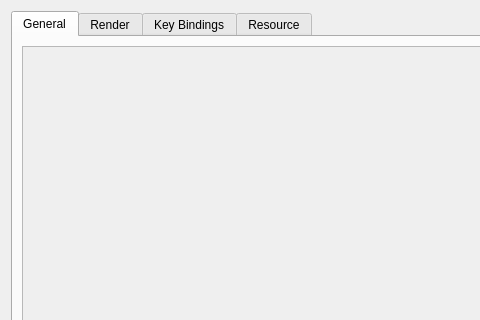
Before: the Qt Designer form settings.ui in konstvest/ei_maper, drawn with Qt 5; both pictures show x 0 to 480 and y 0 to 320 of the 619 by 466 pixel window.
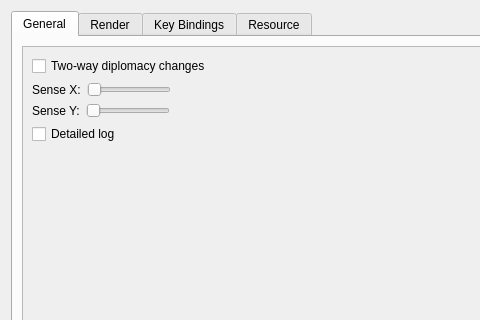
After: the same form once the commit is applied. The open tabs and pages were chosen to show the change.

```diff
--- a/settings.ui
+++ b/settings.ui
@@ -44,7 +44,89 @@
             <height>363</height>
            </rect>
           </property>
-          <layout class="QFormLayout" name="formLayout_2"/>
+          <layout class="QFormLayout" name="formLayout_2">
+           <item row="0" column="0">
+            <widget class="QCheckBox" name="dipEditSymmetric">
+             <property name="text">
+              <string>Two-way diplomacy changes</string>
+             </property>
+            </widget>
+           </item>
+           <item row="1" column="0">
+            <layout class="QHBoxLayout" name="horizontalLayout_13">
+             <property name="rightMargin">
+              <number>0</number>
+             </property>
+             <property name="bottomMargin">
+              <number>0</number>
+             </property>
+             <item>
+              <widget class="QLabel" name="labelSenseX">
+               <property name="text">
+                <string>Sense X:</string>
+               </property>
+              </widget>
+             </item>
+             <item>
+              <widget class="QSlider" name="mouseSenseX">
+               <property name="minimum">
+                <number>1</number>
+               </property>
+               <property name="orientation">
+                <enum>Qt::Horizontal</enum>
+               </property>
+              </widget>
+             </item>
+            </layout>
+           </item>
+           <item row="2" column="0">
+            <layout class="QHBoxLayout" name="horizontalLayout_14">
+             <property name="rightMargin">
+              <number>0</number>
+             </property>
+             <property name="bottomMargin">
+              <number>0</number>
+             </property>
+             <item>
+              <widget class="QLabel" name="labelSenseY">
+               <property name="text">
+                <string>Sense Y:</string>
+               </property>
+              </widget>
+             </item>
+             <item>
+              <widget class="QSlider" name="mouseSenseY">
+               <property name="minimum">
+                <number>1</number>
+               </property>
+               <property name="orientation">
+                <enum>Qt::Horizontal</enum>
+               </property>
+              </widget>
+             </item>
+            </layout>
+           </item>
+           <item row="4" column="0">
+            <spacer name="verticalSpacer_2">
+             <property name="orientation">
+              <enum>Qt::Vertical</enum>
+             </property>
+             <property name="sizeHint" stdset="0">
+              <size>
+               <width>20</width>
+               <height>40</height>
+              </size>
+             </property>
+            </spacer>
+           </item>
+           <item row="3" column="0">
+            <widget class="QCheckBox" name="detailedLog">
+             <property name="text">
+              <string>Detailed log</string>
+             </property>
+            </widget>
+           </item>
+          </layout>
          </widget>
         </widget>
        </item>
```
Left out of the diff: 55 changed lines with no effect on the pictures.
